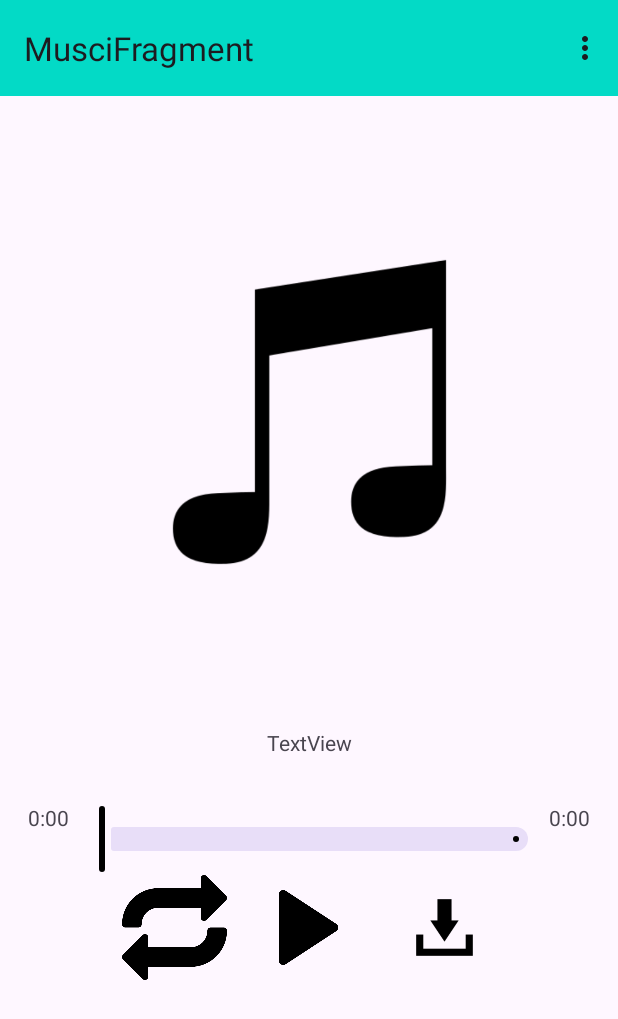
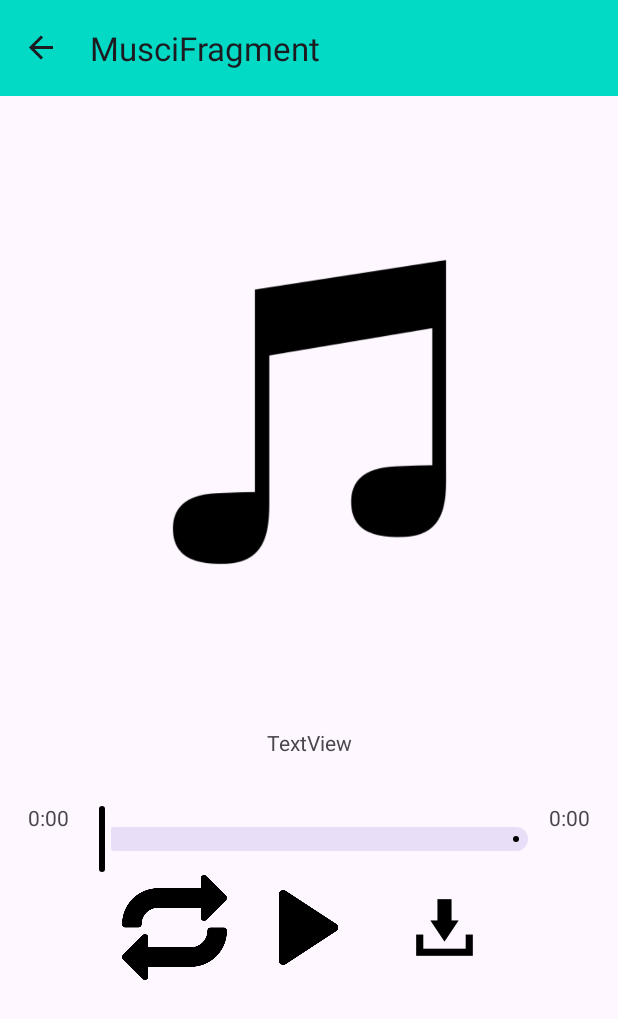
Before and after one commit to mbalazs00/Android_beadando, an Android app: the MusicFragment screen opened through its navigation route, on a phone screen of 412 x 824 dp. Shown: the top 1019 px of the screen. Run offline under Robolectric (Android 15) with nearby library versions, the phone set to English and light mode, and no system bars; our stand-ins replace navigation-ui; pictures from the network do not load.

Commit message:
nav kiszedes

```diff
--- a/app/src/main/java/com/example/musicapp/MainActivity.java
+++ b/app/src/main/java/com/example/musicapp/MainActivity.java
@@ -61,7 +61,7 @@ public class MainActivity extends AppCompatActivity {
         navHostFragment=(NavHostFragment)getSupportFragmentManager().findFragmentById(R.id.nav_host_fragment);
         navController=navHostFragment.getNavController();
 
-        appBarConfiguration=new AppBarConfiguration.Builder(R.id.homeFragment,R.id.musicFragment).build();
+        appBarConfiguration=new AppBarConfiguration.Builder(R.id.SongListFragment).build();
 
         NavigationUI.setupActionBarWithNavController(this, navController, appBarConfiguration);
 
--- a/app/src/main/java/com/example/musicapp/ui/MusicFragment.java
+++ b/app/src/main/java/com/example/musicapp/ui/MusicFragment.java
@@ -18,6 +18,7 @@ import android.widget.TextView;
 import android.widget.ToggleButton;
 
 import androidx.annotation.NonNull;
+import androidx.appcompat.app.AppCompatActivity;
 import androidx.fragment.app.Fragment;
 
 import com.bumptech.glide.Glide;
@@ -51,6 +52,7 @@ public class MusicFragment extends Fragment {
     public View onCreateView(LayoutInflater inflater, ViewGroup container,
                              Bundle savedInstanceState) {
         binding=FragmentMusicBinding.inflate(inflater,container, false);
+
 
 
         slider=binding.slider;
@@ -192,6 +194,7 @@ public class MusicFragment extends Fragment {
             albumImage = args.getString("album_image");
             downloadUrl = args.getString("audiodownload");
 
+            ((AppCompatActivity) requireActivity()).getSupportActionBar().setTitle(name);
             title.setText(name + " - " + artist);
             Glide.with(getContext()).load(albumImage).into(album);
 
--- a/app/src/main/java/com/example/musicapp/ui/songlist/SongListFragment.java
+++ b/app/src/main/java/com/example/musicapp/ui/songlist/SongListFragment.java
@@ -8,6 +8,7 @@ import android.view.ViewGroup;
 import android.widget.Button;
 import android.widget.EditText;
 
+import androidx.appcompat.app.AppCompatActivity;
 import androidx.fragment.app.Fragment;
 import androidx.navigation.NavController;
 import androidx.navigation.NavHostController;
@@ -37,7 +38,7 @@ public class SongListFragment extends Fragment {
     private List<MusicResult> songList = new ArrayList<>();
 
     public View onCreateView(LayoutInflater inflater, ViewGroup container, Bundle savedInstanceState){
-
+        ((AppCompatActivity) requireActivity()).getSupportActionBar().setTitle("Song List");
         View view = inflater.inflate(R.layout.fragment_song_list, container, false);
 
         songRecyclerView = view.findViewById(R.id.songRecyclerView);
--- a/app/src/main/res/menu/main_menu.xml
+++ b/app/src/main/res/menu/main_menu.xml
@@ -2,17 +2,9 @@
 <menu xmlns:android="http://schemas.android.com/apk/res/android"
     xmlns:app="http://schemas.android.com/apk/res-auto">
     <item
-        android:id="@+id/homeFragment"
-        android:title="Home"
-        app:showAsAction="never"/>
-    <item
         android:id="@+id/SongListFragment"
         android:title="Search"
-        app:showAsAction="never"/>
-    <item
-        android:id="@+id/musicFragment"
-        android:title="Song"
-        app:showAsAction="never"/>
-
+        app:showAsAction="never"
+        android:visible="false"/>
 
 </menu>
--- a/app/src/main/res/navigation/nav_graph.xml
+++ b/app/src/main/res/navigation/nav_graph.xml
@@ -3,7 +3,7 @@
     xmlns:app="http://schemas.android.com/apk/res-auto"
     xmlns:tools="http://schemas.android.com/tools"
              android:id="@+id/nav_graph"
-    app:startDestination="@id/homeFragment">
+    app:startDestination="@id/SongListFragment">
 
 
     <fragment
@@ -11,10 +11,6 @@
         android:name="com.example.musicapp.ui.MusicFragment"
         android:label="MusciFragment" />
     <fragment
-        android:id="@+id/homeFragment"
-        android:name="com.example.musicapp.ui.HomeFragment"
-        android:label="HomeFragment"/>
-    <fragment
         android:id="@+id/SongListFragment"
         android:name="com.example.musicapp.ui.songlist.SongListFragment"
         android:label="SongListFragment"/>
```
